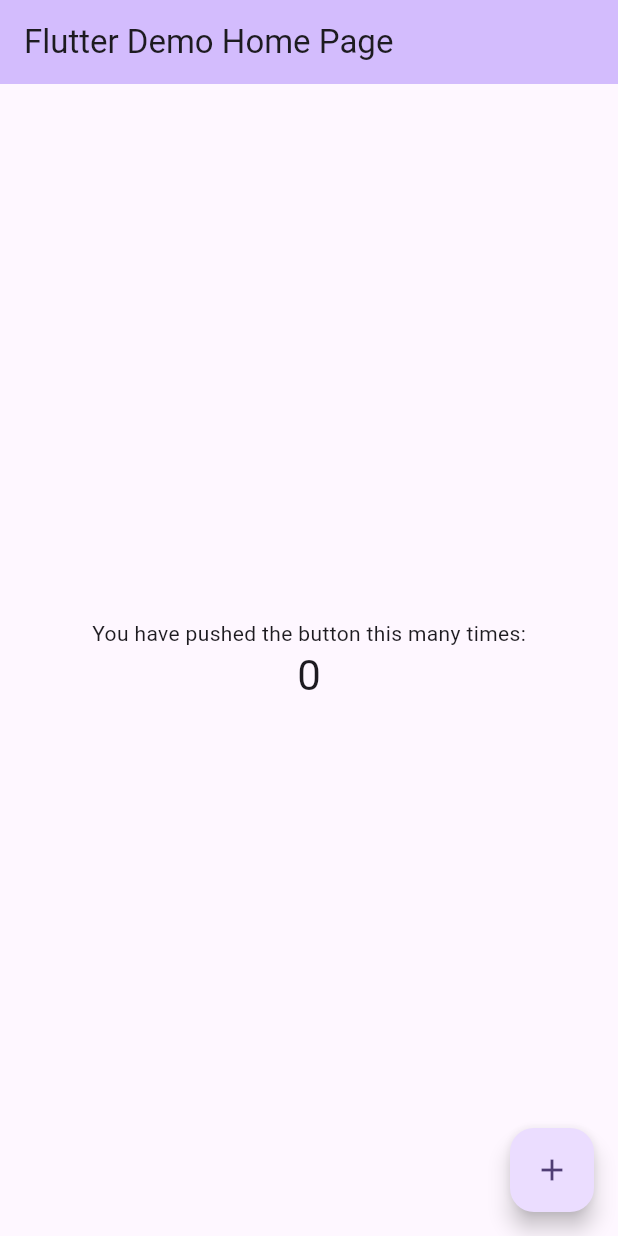
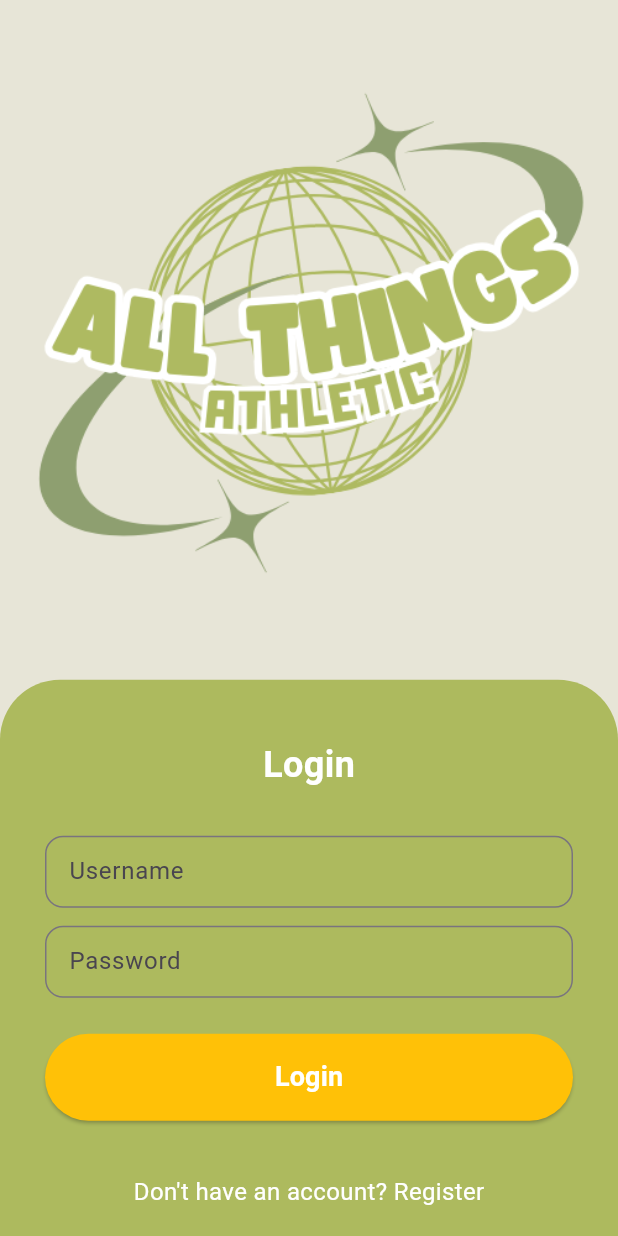
Before and after one commit to B06-PBP/all-things-athletic-mobile, a Flutter app: the screen it shows after launch, on a phone screen of 412 x 824 dp. Run offline on Flutter 3.47's test engine with Material 3 defaults, Android fonts, the phone set to English and light mode, and no system bars; missing offline and left inert: pbp_django_auth.

Commit message:
login page

```diff
--- /dev/null
+++ b/lib/app.dart
@@ -0,0 +1,26 @@
+import 'package:flutter/material.dart';
+import 'package:pbp_django_auth/pbp_django_auth.dart';
+import 'package:provider/provider.dart';
+
+import 'features/auth/screens/login.dart';
+
+class App extends StatelessWidget {
+  const App({super.key});
+
+  @override
+  Widget build(BuildContext context) {
+    return Provider(
+      create: (_) {
+        CookieRequest request = CookieRequest();
+        return request;
+      },
+      child: MaterialApp(
+        title: 'all_things_athletic',
+        theme: ThemeData(
+          useMaterial3: true,
+        ),
+        home: const LoginPage(),
+      ),
+    );
+  }
+}
--- /dev/null
+++ b/lib/features/auth/screens/login.dart
@@ -0,0 +1,176 @@
+import 'package:flutter/material.dart';
+import 'package:pbp_django_auth/pbp_django_auth.dart';
+import 'package:provider/provider.dart';
+
+import '../../../home.dart';
+
+class LoginPage extends StatefulWidget {
+  const LoginPage({super.key});
+
+  @override
+  State<LoginPage> createState() => _LoginPageState();
+}
+
+class _LoginPageState extends State<LoginPage> {
+  final TextEditingController _usernameController = TextEditingController();
+  final TextEditingController _passwordController = TextEditingController();
+
+  @override
+  Widget build(BuildContext context) {
+    final request = context.watch<CookieRequest>();
+
+    return Scaffold(
+      resizeToAvoidBottomInset: true,
+      backgroundColor: const Color(0xFFe7e5d7),
+      body: Column(
+        children: [
+          Expanded(
+            child: Image.asset(
+              "assets/images/logo2.png",
+            ),
+          ),
+          Container(
+            width: MediaQuery.of(context).size.width,
+            height: MediaQuery.of(context).size.height * 0.45,
+            padding: const EdgeInsets.symmetric(
+              horizontal: 30,
+              vertical: 40,
+            ),
+            decoration: const BoxDecoration(
+              color: Color(0xffadba5e),
+              borderRadius: BorderRadius.only(
+                topLeft: Radius.circular(40),
+                topRight: Radius.circular(40),
+              ),
+            ),
+            child: Column(
+              mainAxisSize: MainAxisSize.min,
+              children: [
+                const Text(
+                  'Login',
+                  style: TextStyle(
+                    fontSize: 24.0,
+                    fontWeight: FontWeight.bold,
+                    color: Colors.white,
+                  ),
+                ),
+                const SizedBox(height: 30.0),
+                TextField(
+                  controller: _usernameController,
+                  decoration: const InputDecoration(
+                    labelText: 'Username',
+                    hintText: 'Enter your username',
+                    border: OutlineInputBorder(
+                      borderRadius: BorderRadius.all(Radius.circular(12.0)),
+                    ),
+                    contentPadding:
+                        EdgeInsets.symmetric(horizontal: 12.0, vertical: 8.0),
+                  ),
+                ),
+                const SizedBox(height: 12.0),
+                TextField(
+                  controller: _passwordController,
+                  decoration: const InputDecoration(
+                    labelText: 'Password',
+                    hintText: 'Enter your password',
+                    border: OutlineInputBorder(
+                      borderRadius: BorderRadius.all(
+                        Radius.circular(12.0),
+                      ),
+                    ),
+                    contentPadding: EdgeInsets.symmetric(
+                      horizontal: 12.0,
+                      vertical: 8.0,
+                    ),
+                  ),
+                  obscureText: true,
+                ),
+                const SizedBox(height: 24.0),
+                ElevatedButton(
+                  onPressed: () async {
+                    String username = _usernameController.text;
+                    String password = _passwordController.text;
+
+                    final response = await request
+                        .login("http://localhost:8000/auth/login/", {
+                      'username': username,
+                      'password': password,
+                    });
+
+                    if (request.loggedIn) {
+                      String message = response['message'];
+                      String uname = response['username'];
+                      if (context.mounted) {
+                        Navigator.pushReplacement(
+                          context,
+                          MaterialPageRoute(
+                            builder: (context) => const HomePage(),
+                          ),
+                        );
+                        ScaffoldMessenger.of(context)
+                          ..hideCurrentSnackBar()
+                          ..showSnackBar(
+                            SnackBar(
+                              content: Text("$message Selamat datang, $uname."),
+                            ),
+                          );
+                      }
+                    } else {
+                      if (context.mounted) {
+                        showDialog(
+                          context: context,
+                          builder: (context) => AlertDialog(
+                            title: const Text('Login Gagal'),
+                            content: Text(response['message']),
+                            actions: [
+                              TextButton(
+                                child: const Text('OK'),
+                                onPressed: () {
+                                  Navigator.pop(context);
+                                },
+                              ),
+                            ],
+                          ),
+                        );
+                      }
+                    }
+                  },
+                  style: ElevatedButton.styleFrom(
+                    foregroundColor: Colors.white,
+                    minimumSize: const Size(double.infinity, 50),
+                    backgroundColor: Colors.amber,
+                    padding: const EdgeInsets.symmetric(vertical: 16.0),
+                  ),
+                  child: const Text(
+                    'Login',
+                    style: TextStyle(
+                      fontSize: 18.0,
+                      fontWeight: FontWeight.bold,
+                    ),
+                  ),
+                ),
+                const SizedBox(height: 36.0),
+                GestureDetector(
+                  onTap: () {
+                    // Navigator.push(
+                    //   context,
+                    //   MaterialPageRoute(
+                    //       builder: (context) => const RegisterPage()),
+                    // );
+                  },
+                  child: const Text(
+                    'Don\'t have an account? Register',
+                    style: TextStyle(
+                      color: Colors.white,
+                      fontSize: 16.0,
+                    ),
+                  ),
+                ),
+              ],
+            ),
+          ),
+        ],
+      ),
+    );
+  }
+}
--- a/lib/main.dart
+++ b/lib/main.dart
@@ -1,125 +1,7 @@
 import 'package:flutter/material.dart';
 
+import 'app.dart';
+
 void main() {
-  runApp(const MyApp());
+  runApp(const App());
 }
-
-class MyApp extends StatelessWidget {
-  const MyApp({super.key});
-
-  // This widget is the root of your application.
-  @override
-  Widget build(BuildContext context) {
-    return MaterialApp(
-      title: 'Flutter Demo',
-      theme: ThemeData(
-        // This is the theme of your application.
-        //
-        // TRY THIS: Try running your application with "flutter run". You'll see
-        // the application has a purple toolbar. Then, without quitting the app,
-        // try changing the seedColor in the colorScheme below to Colors.green
-        // and then invoke "hot reload" (save your changes or press the "hot
-        // reload" button in a Flutter-supported IDE, or press "r" if you used
-        // the command line to start the app).
-        //
-        // Notice that the counter didn't reset back to zero; the application
-        // state is not lost during the reload. To reset the state, use hot
-        // restart instead.
-        //
-        // This works for code too, not just values: Most code changes can be
-        // tested with just a hot reload.
-        colorScheme: ColorScheme.fromSeed(seedColor: Colors.deepPurple),
-        useMaterial3: true,
-      ),
-      home: const MyHomePage(title: 'Flutter Demo Home Page'),
-    );
-  }
-}
-
-class MyHomePage extends StatefulWidget {
-  const MyHomePage({super.key, required this.title});
-
-  // This widget is the home page of your application. It is stateful, meaning
-  // that it has a State object (defined below) that contains fields that affect
-  // how it looks.
-
-  // This class is the configuration for the state. It holds the values (in this
-  // case the title) provided by the parent (in this case the App widget) and
-  // used by the build method of the State. Fields in a Widget subclass are
-  // always marked "final".
-
-  final String title;
-
-  @override
-  State<MyHomePage> createState() => _MyHomePageState();
-}
-
-class _MyHomePageState extends State<MyHomePage> {
-  int _counter = 0;
-
-  void _incrementCounter() {
-    setState(() {
-      // This call to setState tells the Flutter framework that something has
-      // changed in this State, which causes it to rerun the build method below
-      // so that the display can reflect the updated values. If we changed
-      // _counter without calling setState(), then the build method would not be
-      // called again, and so nothing would appear to happen.
-      _counter++;
-    });
-  }
-
-  @override
-  Widget build(BuildContext context) {
-    // This method is rerun every time setState is called, for instance as done
-    // by the _incrementCounter method above.
-    //
-    // The Flutter framework has been optimized to make rerunning build methods
-    // fast, so that you can just rebuild anything that needs updating rather
-    // than having to individually change instances of widgets.
-    return Scaffold(
-      appBar: AppBar(
-        // TRY THIS: Try changing the color here to a specific color (to
-        // Colors.amber, perhaps?) and trigger a hot reload to see the AppBar
-        // change color while the other colors stay the same.
-        backgroundColor: Theme.of(context).colorScheme.inversePrimary,
-        // Here we take the value from the MyHomePage object that was created by
-        // the App.build method, and use it to set our appbar title.
-        title: Text(widget.title),
-      ),
-      body: Center(
-        // Center is a layout widget. It takes a single child and positions it
-        // in the middle of the parent.
-        child: Column(
-          // Column is also a layout widget. It takes a list of children and
-          // arranges them vertically. By default, it sizes itself to fit its
-          // children horizontally, and tries to be as tall as its parent.
-          //
-          // Column has various properties to control how it sizes itself and
-          // how it positions its children. Here we use mainAxisAlignment to
-          // center the children vertically; the main axis here is the vertical
-          // axis because Columns are vertical (the cross axis would be
-          // horizontal).
-          //
-          // TRY THIS: Invoke "debug painting" (choose the "Toggle Debug Paint"
-          // action in the IDE, or press "p" in the console), to see the
-          // wireframe for each widget.
-          mainAxisAlignment: MainAxisAlignment.center,
-          children: <Widget>[
-            const Text(
-              'You have pushed the button this many times:',
-            ),
-            Text(
-              '$_counter',
-              style: Theme.of(context).textTheme.headlineMedium,
-            ),
-          ],
-        ),
-      ),
-      floatingActionButton: FloatingActionButton(
-        onPressed: _incrementCounter,
-        tooltip: 'Increment',
-        child: const Icon(Icons.add),
-      ), // This trailing comma makes auto-formatting nicer for build methods.
-    );
-  }
-}
```
Also changed, not shown: lib/features/katalog/models/alat_olahraga.dart (added, +65 -0 lines), lib/features/rate_product/models/rating.dart (added, +61 -0 lines), lib/features/review_product/models/review.dart (added, +61 -0 lines), lib/home.dart (added, +30 -0 lines), pubspec.yaml (+6 -1 lines), assets/images/logo2.png (added), pubspec.lock, 1 other file.
